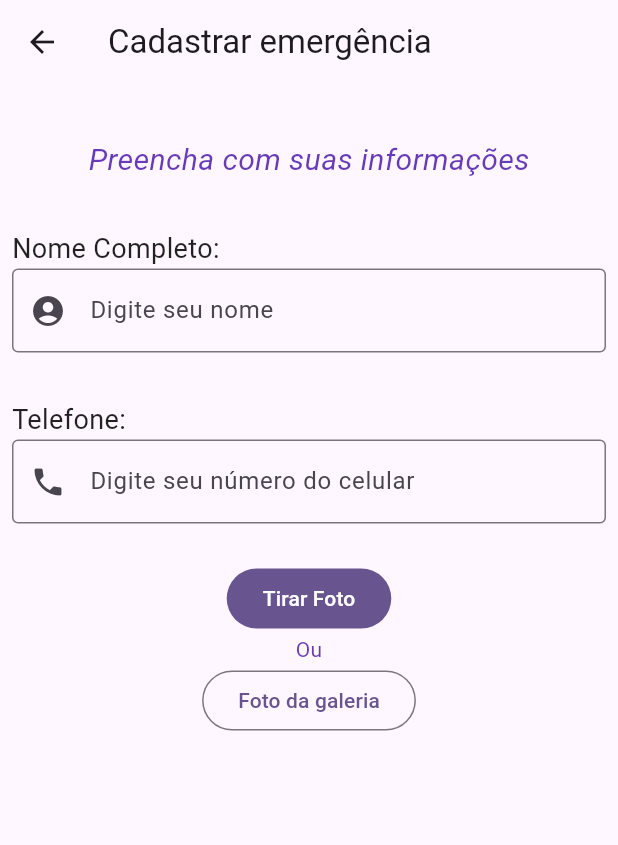
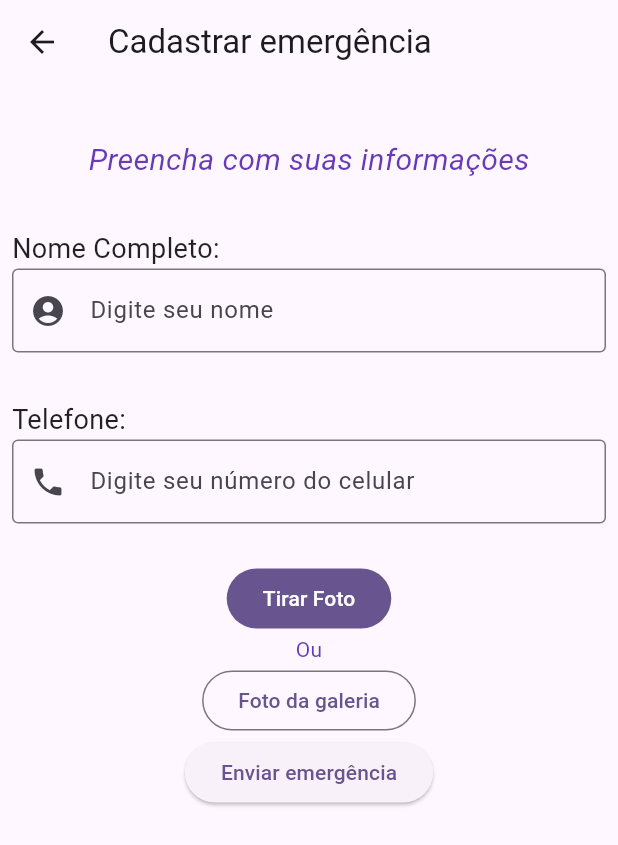
Before and after one commit to Jean2505/PI3-Flutter, a Flutter app: the screen it shows after launch, after a tap on "Solicitar Socorro", on a phone screen of 412 x 824 dp. Shown: the top 845 px of the screen. Run offline on Flutter 3.47's test engine with Material 2 defaults, Android fonts, the phone set to English and light mode, and no system bars; our stand-ins replace camera, cloud_firestore, cloud_functions, firebase_auth, firebase_core, firebase_messaging and 2 more; missing offline and left inert: firebase_authentication; accounts and stored records are empty; network calls fail.

Commit message:
Envio de uid, fcmToken, data e hora, nome e telefone. Tentativa de enviar imagem para storage. Conclusão do authentication anônimo.

```diff
--- a/lib/main.dart
+++ b/lib/main.dart
@@ -1,11 +1,40 @@
+import 'package:firebase_authentication/firebase_authentication.dart';
 import 'package:flutter/material.dart';
 import 'package:image_picker/image_picker.dart';
 import 'dart:io';
 import 'dart:async';
 import 'package:camera/camera.dart';
+import 'package:firebase_core/firebase_core.dart';
+import 'firebase_options.dart';
+import 'package:cloud_firestore/cloud_firestore.dart';
+import 'package:cloud_functions/cloud_functions.dart';
+import 'package:firebase_messaging/firebase_messaging.dart';
+import 'package:firebase_storage/firebase_storage.dart';
+import 'package:firebase_auth/firebase_auth.dart';
 
-void main() {
+void main() async{
+  WidgetsFlutterBinding.ensureInitialized();
+  await Firebase.initializeApp(
+    options: DefaultFirebaseOptions.currentPlatform,
+  );
+  userAuth();
   runApp(const MyApp());
+}
+
+Future<void> userAuth() async{
+  try {
+     final userCredential =
+        await FirebaseAuth.instance.signInAnonymously();
+    print("Signed in with temporary account.");
+  } on FirebaseAuthException catch (e) {
+    switch (e.code) {
+      case "operation-not-allowed":
+        print("Anonymous auth hasn't been enabled for this project.");
+        break;
+      default:
+        print("Unknown error.");
+    }
+  }
 }
 
 class MyApp extends StatelessWidget {
@@ -92,7 +121,16 @@ class CadastroEmergencia extends StatefulWidget {
 
 class _CadastroEmergenciaState extends State<CadastroEmergencia> {
   ImagePicker imagePicker = ImagePicker();
+  XFile? imagem;
   File? imagemSelecionada;
+  //referencia para a coleção no banco
+  CollectionReference emergencias = FirebaseFirestore.instance.collection('emergencias');
+  //controller pra observar os TextFormField.
+  final myNomeController = TextEditingController();
+  final myTelefoneController = TextEditingController();
+  final _formNomeKey = GlobalKey<FormState>();
+  final _formTelefoneKey = GlobalKey<FormState>();
+
 
   @override
   Widget build(BuildContext context) {
@@ -119,13 +157,21 @@ class _CadastroEmergenciaState extends State<CadastroEmergencia> {
                   ],
                 ),
               ),
-              const Padding(
+              Padding(
+                key: _formNomeKey,
                 padding: EdgeInsets.symmetric(horizontal: 8, vertical: 16),
                 child: Column(
                   crossAxisAlignment: CrossAxisAlignment.start,
                   children: [
                     Text('Nome Completo:', style: TextStyle(fontSize: 18, color: Colors.black87),),
-                    TextField(
+                    TextFormField(
+                      controller: myNomeController,
+                      validator: (value) {
+                        if (value == null || value.isEmpty) {
+                          return 'Informe um nome';
+                        }
+                        return null;
+                      },
                       decoration: InputDecoration(
                         border: OutlineInputBorder(),
                         prefixIcon: Icon(Icons.account_circle_sharp),
@@ -135,13 +181,21 @@ class _CadastroEmergenciaState extends State<CadastroEmergencia> {
                   ],
                 ),
               ),
-              const Padding(
+              Padding(
+                key: _formTelefoneKey,
                 padding: EdgeInsets.symmetric(horizontal: 8, vertical: 16),
                 child: Column(
                   crossAxisAlignment: CrossAxisAlignment.start,
                   children: [
                     Text('Telefone:', style: TextStyle(fontSize: 18, color: Colors.black87),),
-                    TextField(
+                    TextFormField(
+                      controller: myTelefoneController,
+                      validator: (value) {
+                        if (value == null || value.isEmpty) {
+                          return 'Informe um nome';
+                         }
+                        return null;
+                       },
                       decoration: InputDecoration(
                         border: OutlineInputBorder(),
                         prefixIcon: Icon(Icons.phone),
@@ -169,10 +223,16 @@ class _CadastroEmergenciaState extends State<CadastroEmergencia> {
                           ),
                           const Text('Ou', style: TextStyle(fontSize: 14, color: Colors.deepPurple),),
                           OutlinedButton(
-                            onPressed: () {
-                              pegarImagemGaleria();
+                            onPressed: () async {
+                              imagem = await pegarImagemGaleria();
                             },
                             child: const Text('Foto da galeria'),
+                          ),
+                          ElevatedButton(
+                              onPressed: () {
+                                enviarInfo(myNomeController.text, myTelefoneController.text, imagem.toString());
+                              },
+                              child: const Text('Enviar emergência'),
                           ),
                         ],
                       ),
@@ -187,17 +247,24 @@ class _CadastroEmergenciaState extends State<CadastroEmergencia> {
     );
   }
 
-  pegarImagemGaleria() async {
-    final PickedFile? imagemTemporaria =
-        await imagePicker.getImage(source: ImageSource.gallery);
-    if (imagemTemporaria != null) {
+  //tentativa de fazer imagem ir para o storage
+  Future<XFile?> pegarImagemGaleria() async {
+    final ImagePicker _picker = ImagePicker();
+    XFile? imagem = await _picker.pickImage(source: ImageSource.gallery);
+    ScaffoldMessenger.of(context).showSnackBar(
+      const SnackBar(content: Text('Imagem salva!')),
+    );
+    return imagem;
+    //pasta de imagem no storage.
+    /*if (imagemTemporaria != null) {
       setState(() {
         imagemSelecionada = File(imagemTemporaria.path);
       });
     }
+     */
   }
 
-  pegarImagemCamera() async {
+   Future<XFile?> pegarImagemCamera() async {
     final PickedFile? imagemTemporaria =
         await imagePicker.getImage(source: ImageSource.camera);
     if (imagemTemporaria != null) {
@@ -206,4 +273,22 @@ class _CadastroEmergenciaState extends State<CadastroEmergencia> {
       });
     }
   }
+
+  Future<void>enviarInfo(String nome, String telefone, String imagem1) async {
+    final dataHora = "${DateTime.timestamp().day}/${DateTime.timestamp().month}/${DateTime.timestamp().year} ${DateTime.timestamp().hour}:${DateTime.timestamp().minute}";
+    final fcm = await FirebaseMessaging.instance.getToken();
+    File file = File(imagem1);
+    final img1 = "images/img-${DateTime.now().toString()}.jpg";
+    final result = await FirebaseFunctions.instanceFor(region: 'southamerica-east1').httpsCallable("addEmergencia").call({
+      'nome': nome,
+      'tel': telefone,
+      'uid': FirebaseAuth.instance.currentUser?.uid,
+      'fcmToken': fcm,
+      'Foto1': FirebaseStorage.instance.ref(img1).putFile(file),
+      'Foto2': "a",
+      'Foto3': "a",
+      'dataHora': dataHora
+    }).then((value) => print("Dados enviados."))
+        .catchError((error) => print("Erro ao enviar: $error"));
+  }
 }
```
